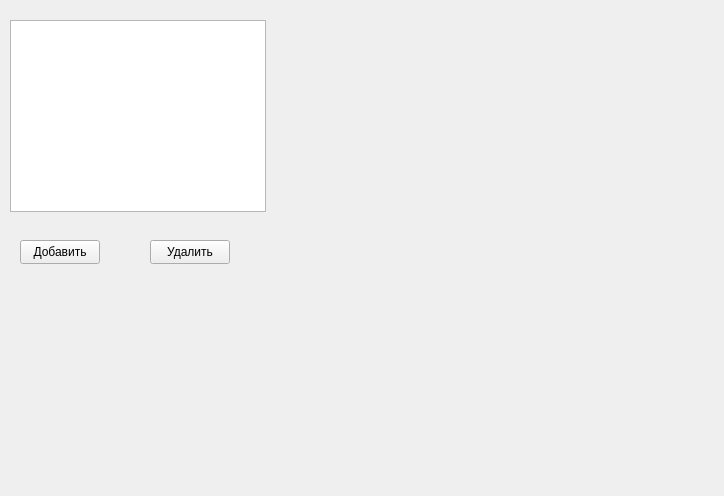
Above: src/gui/groupslistwidget.ui from Redgrxve/myReport before the change. Below: the same form after it.
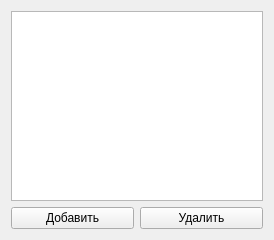
That is the form after the change.

```diff
--- a/src/gui/groupslistwidget.ui
+++ b/src/gui/groupslistwidget.ui
@@ -6,49 +6,38 @@
    <rect>
     <x>0</x>
     <y>0</y>
-    <width>724</width>
-    <height>496</height>
+    <width>274</width>
+    <height>240</height>
    </rect>
   </property>
+  <property name="sizePolicy">
+   <sizepolicy hsizetype="Preferred" vsizetype="Preferred">
+    <horstretch>0</horstretch>
+    <verstretch>0</verstretch>
+   </sizepolicy>
+  </property>
   <property name="windowTitle">
    <string>Form</string>
   </property>
-  <widget class="QListWidget" name="listWidget">
-   <property name="geometry">
-    <rect>
-     <x>10</x>
-     <y>20</y>
-     <width>256</width>
-     <height>192</height>
-    </rect>
-   </property>
-  </widget>
-  <widget class="QPushButton" name="pushButton">
-   <property name="geometry">
-    <rect>
-     <x>20</x>
-     <y>240</y>
-     <width>80</width>
-     <height>24</height>
-    </rect>
-   </property>
+  <layout class="QGridLayout" name="gridLayout">
+   <item row="0" column="0" colspan="2">
+    <widget class="QListWidget" name="listWidget"/>
+   </item>
+   <item row="1" column="0">
+    <widget class="QPushButton" name="addButton">
    <property name="text">
     <string>Добавить</string>
    </property>
   </widget>
-  <widget class="QPushButton" name="pushButton_2">
-   <property name="geometry">
-    <rect>
-     <x>150</x>
-     <y>240</y>
-     <width>80</width>
-     <height>24</height>
-    </rect>
-   </property>
+   </item>
+   <item row="1" column="1">
+    <widget class="QPushButton" name="deleteButton">
    <property name="text">
     <string>Удалить</string>
    </property>
   </widget>
+   </item>
+  </layout>
  </widget>
  <resources/>
  <connections/>
```
Left out of the diff: 2 changed lines with no effect on the pictures. Lines whose indentation alone changed are shown as unchanged.
